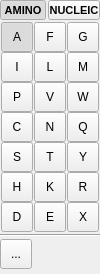
Qt form src/schrodinger/sketcher/ui/monomer_tool_widget.ui (schrodinger/sketcher) before a commit.
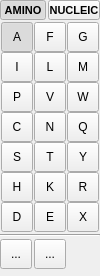
The same form after that commit. Icons and pictures are not drawn. Custom widgets are drawn as their Qt base class.

Commit message: SKETCH-2780: Adding monomeric H-bond tool (#391)

Diff of the .ui file:
```diff
--- a/src/schrodinger/sketcher/ui/monomer_tool_widget.ui
+++ b/src/schrodinger/sketcher/ui/monomer_tool_widget.ui
@@ -7,7 +7,7 @@
     <x>0</x>
     <y>0</y>
     <width>100</width>
-    <height>274</height>
+    <height>276</height>
    </rect>
   </property>
   <property name="windowTitle">
@@ -1259,6 +1259,35 @@
        </attribute>
       </widget>
      </item>
+     <item>
+      <widget class="QToolButton" name="hbond_btn">
+       <property name="minimumSize">
+        <size>
+         <width>32</width>
+         <height>30</height>
+        </size>
+       </property>
+       <property name="maximumSize">
+        <size>
+         <width>32</width>
+         <height>32</height>
+        </size>
+       </property>
+       <property name="text">
+        <string>...</string>
+       </property>
+       <property name="icon">
+        <iconset resource="../sketcher.qrc">
+         <normaloff>:/icons/monomeric_hbond.svg</normaloff>:/icons/monomeric_hbond.svg</iconset>
+       </property>
+       <property name="checkable">
+        <bool>true</bool>
+       </property>
+       <attribute name="buttonGroup">
+        <string notr="true">monomeric_connection_group</string>
+       </attribute>
+      </widget>
+     </item>
      <item>
       <spacer name="horizontalSpacer">
        <property name="orientation">
```
Left out of the diff: 2 changed lines with no effect on the pictures. The commit also changes 20 other files.
